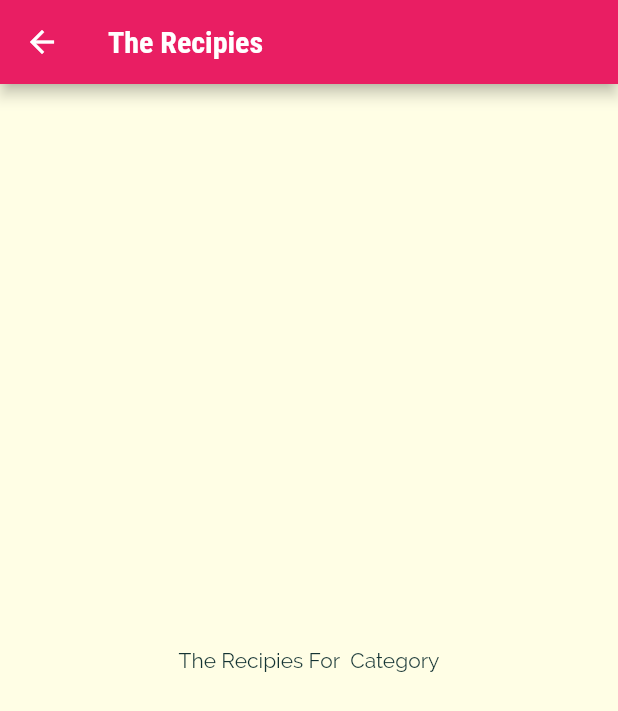
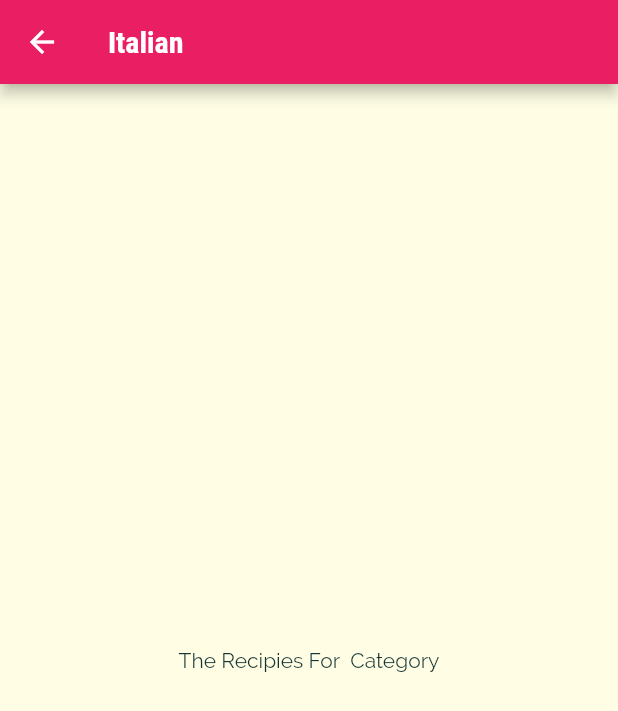
Before and after one commit to MrNasan/FlutterUdemy_MealsApp, a Flutter app: the screen it shows after launch, after a tap on "Italian", on a phone screen of 412 x 824 dp. Shown: the top 711 px of the screen. Run offline on Flutter 3.47's test engine with Material 2 defaults, Android fonts, the phone set to English and light mode, and no system bars.

Commit message:
pass title name to categoryMealsScreen

```diff
--- a/lib/categories_screen.dart
+++ b/lib/categories_screen.dart
@@ -17,7 +17,8 @@ class CategoriesScreen extends StatelessWidget {
       body: GridView(
         padding: const EdgeInsets.all(25),
         children: DUMMY_CATEGORIES
-            .map((catData) => CategoryItem(catData.title, catData.color))
+            .map((catData) =>
+                CategoryItem(catData.id, catData.title, catData.color))
             .toList(),
         gridDelegate: const SliverGridDelegateWithMaxCrossAxisExtent(
           maxCrossAxisExtent: 200,
--- a/lib/category_item.dart
+++ b/lib/category_item.dart
@@ -5,17 +5,17 @@ import './category_meals_screen.dart';
 
 class CategoryItem extends StatelessWidget {
   // const CategoryItem({Key? key}) : super(key: key);
-
+  final String id;
   final String title;
   final Color color;
 
-  CategoryItem(this.title, this.color);
+  CategoryItem(this.id, this.title, this.color);
 
   void selectCategory(BuildContext ctx) {
     Navigator.of(ctx).push(
       MaterialPageRoute(
         builder: (_) {
-          return const CategoryMealsScreen();
+          return CategoryMealsScreen(id, title);
         },
       ),
     );
--- a/lib/category_meals_screen.dart
+++ b/lib/category_meals_screen.dart
@@ -1,13 +1,18 @@
 import 'package:flutter/material.dart';
 
 class CategoryMealsScreen extends StatelessWidget {
-  const CategoryMealsScreen({Key? key}) : super(key: key);
+  // const CategoryMealsScreen({Key? key}) : super(key: key);
+
+  final String categoryId;
+  final String categoryTitle;
+
+  CategoryMealsScreen(this.categoryId, this.categoryTitle);
 
   @override
   Widget build(BuildContext context) {
     return Scaffold(
       appBar: AppBar(
-        title: const Text('The Recipies'),
+        title: Text(categoryTitle),
       ),
       body: const Center(
         child: Text('The Recipies For  Category'),
```
